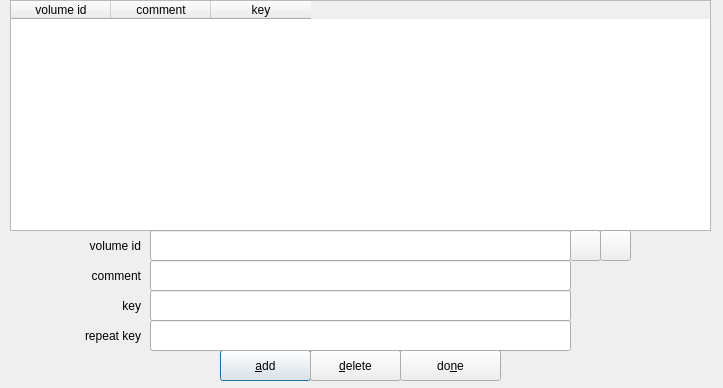
Before: the Qt Designer form zuluCrypt-gui/kwalletconfig.ui in mhogomchungu/zuluCrypt, drawn with Qt 5.
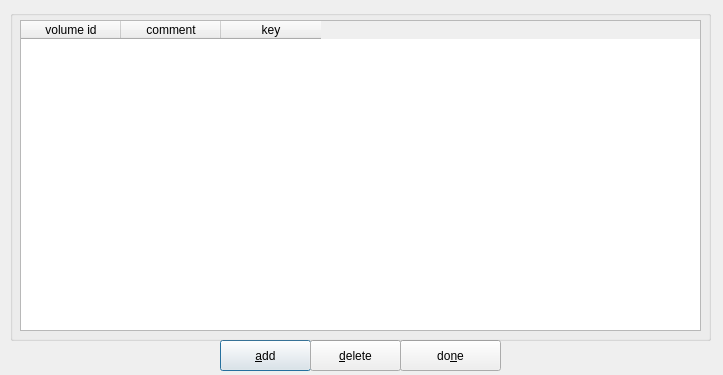
After: the same form once the commit is applied.

```diff
--- a/zuluCrypt-gui/kwalletconfig.ui
+++ b/zuluCrypt-gui/kwalletconfig.ui
@@ -7,7 +7,7 @@
     <x>0</x>
     <y>0</y>
     <width>723</width>
-    <height>388</height>
+    <height>375</height>
    </rect>
   </property>
   <property name="windowTitle">
@@ -17,7 +17,7 @@
    <property name="geometry">
     <rect>
      <x>220</x>
-     <y>350</y>
+     <y>340</y>
      <width>91</width>
      <height>31</height>
     </rect>
@@ -32,57 +32,11 @@
     <bool>true</bool>
    </property>
   </widget>
-  <widget class="QTableWidget" name="tableWidget">
-   <property name="geometry">
-    <rect>
-     <x>10</x>
-     <y>0</y>
-     <width>701</width>
-     <height>231</height>
-    </rect>
-   </property>
-   <property name="editTriggers">
-    <set>QAbstractItemView::NoEditTriggers</set>
-   </property>
-   <property name="tabKeyNavigation">
-    <bool>false</bool>
-   </property>
-   <property name="showDropIndicator" stdset="0">
-    <bool>false</bool>
-   </property>
-   <property name="dragDropOverwriteMode">
-    <bool>false</bool>
-   </property>
-   <property name="selectionMode">
-    <enum>QAbstractItemView::NoSelection</enum>
-   </property>
-   <property name="selectionBehavior">
-    <enum>QAbstractItemView::SelectRows</enum>
-   </property>
-   <property name="gridStyle">
-    <enum>Qt::NoPen</enum>
-   </property>
-   <column>
-    <property name="text">
-     <string>volume id</string>
-    </property>
-   </column>
-   <column>
-    <property name="text">
-     <string>comment</string>
-    </property>
-   </column>
-   <column>
-    <property name="text">
-     <string>key</string>
-    </property>
-   </column>
-  </widget>
   <widget class="QPushButton" name="pbDelete">
    <property name="geometry">
     <rect>
      <x>310</x>
-     <y>350</y>
+     <y>340</y>
      <width>91</width>
      <height>31</height>
     </rect>
@@ -91,82 +45,11 @@
     <string>&amp;delete</string>
    </property>
   </widget>
-  <widget class="QLineEdit" name="lineEditUUID">
-   <property name="geometry">
-    <rect>
-     <x>150</x>
-     <y>230</y>
-     <width>421</width>
-     <height>31</height>
-    </rect>
-   </property>
-  </widget>
-  <widget class="QLineEdit" name="lineEditPassphrase">
-   <property name="geometry">
-    <rect>
-     <x>150</x>
-     <y>290</y>
-     <width>421</width>
-     <height>31</height>
-    </rect>
-   </property>
-  </widget>
-  <widget class="QLabel" name="labelvolumeUUID">
-   <property name="geometry">
-    <rect>
-     <x>10</x>
-     <y>230</y>
-     <width>131</width>
-     <height>31</height>
-    </rect>
-   </property>
-   <property name="text">
-    <string>volume id</string>
-   </property>
-   <property name="alignment">
-    <set>Qt::AlignRight|Qt::AlignTrailing|Qt::AlignVCenter</set>
-   </property>
-   <property name="wordWrap">
-    <bool>true</bool>
-   </property>
-  </widget>
-  <widget class="QLabel" name="labelPassphrase">
-   <property name="geometry">
-    <rect>
-     <x>10</x>
-     <y>290</y>
-     <width>131</width>
-     <height>31</height>
-    </rect>
-   </property>
-   <property name="text">
-    <string>key</string>
-   </property>
-   <property name="alignment">
-    <set>Qt::AlignRight|Qt::AlignTrailing|Qt::AlignVCenter</set>
-   </property>
-   <property name="wordWrap">
-    <bool>true</bool>
-   </property>
-  </widget>
-  <widget class="QPushButton" name="pbShowUUID">
-   <property name="geometry">
-    <rect>
-     <x>600</x>
-     <y>230</y>
-     <width>31</width>
-     <height>31</height>
-    </rect>
-   </property>
-   <property name="text">
-    <string/>
-   </property>
-  </widget>
   <widget class="QPushButton" name="pbClose">
    <property name="geometry">
     <rect>
      <x>400</x>
-     <y>350</y>
+     <y>340</y>
      <width>101</width>
      <height>31</height>
     </rect>
@@ -175,76 +58,64 @@
     <string>do&amp;ne</string>
    </property>
   </widget>
-  <widget class="QLineEdit" name="lineEditRepeatPassphrase">
-   <property name="geometry">
-    <rect>
-     <x>150</x>
-     <y>320</y>
-     <width>421</width>
-     <height>31</height>
-    </rect>
-   </property>
-  </widget>
-  <widget class="QLabel" name="labelRepeatPassphrase">
+  <widget class="QGroupBox" name="groupBox">
    <property name="geometry">
     <rect>
      <x>10</x>
-     <y>320</y>
-     <width>131</width>
-     <height>31</height>
+     <y>10</y>
+     <width>701</width>
+     <height>331</height>
     </rect>
    </property>
-   <property name="text">
-    <string>repeat key</string>
-   </property>
-   <property name="alignment">
-    <set>Qt::AlignRight|Qt::AlignTrailing|Qt::AlignVCenter</set>
-   </property>
-   <property name="wordWrap">
-    <bool>true</bool>
-   </property>
-  </widget>
-  <widget class="QPushButton" name="pbGetUUIDFromFile">
-   <property name="geometry">
-    <rect>
-     <x>570</x>
-     <y>230</y>
-     <width>31</width>
-     <height>31</height>
-    </rect>
-   </property>
-   <property name="text">
+   <property name="title">
     <string/>
    </property>
-  </widget>
-  <widget class="QLabel" name="label">
-   <property name="geometry">
-    <rect>
-     <x>10</x>
-     <y>260</y>
-     <width>131</width>
-     <height>31</height>
-    </rect>
-   </property>
-   <property name="text">
-    <string>comment</string>
-   </property>
-   <property name="alignment">
-    <set>Qt::AlignRight|Qt::AlignTrailing|Qt::AlignVCenter</set>
-   </property>
-   <property name="wordWrap">
-    <bool>true</bool>
-   </property>
-  </widget>
-  <widget class="QLineEdit" name="lineEditComment">
-   <property name="geometry">
-    <rect>
-     <x>150</x>
-     <y>260</y>
-     <width>421</width>
-     <height>31</height>
-    </rect>
-   </property>
+   <widget class="QTableWidget" name="tableWidget">
+    <property name="geometry">
+     <rect>
+      <x>10</x>
+      <y>10</y>
+      <width>681</width>
+      <height>311</height>
+     </rect>
+    </property>
+    <property name="editTriggers">
+     <set>QAbstractItemView::NoEditTriggers</set>
+    </property>
+    <property name="tabKeyNavigation">
+     <bool>false</bool>
+    </property>
+    <property name="showDropIndicator" stdset="0">
+     <bool>false</bool>
+    </property>
+    <property name="dragDropOverwriteMode">
+     <bool>false</bool>
+    </property>
+    <property name="selectionMode">
+     <enum>QAbstractItemView::NoSelection</enum>
+    </property>
+    <property name="selectionBehavior">
+     <enum>QAbstractItemView::SelectRows</enum>
+    </property>
+    <property name="gridStyle">
+     <enum>Qt::NoPen</enum>
+    </property>
+    <column>
+     <property name="text">
+      <string>volume id</string>
+     </property>
+    </column>
+    <column>
+     <property name="text">
+      <string>comment</string>
+     </property>
+    </column>
+    <column>
+     <property name="text">
+      <string>key</string>
+     </property>
+    </column>
+   </widget>
   </widget>
  </widget>
  <tabstops>
```
Left out of the diff: 14 changed lines with no effect on the pictures.
